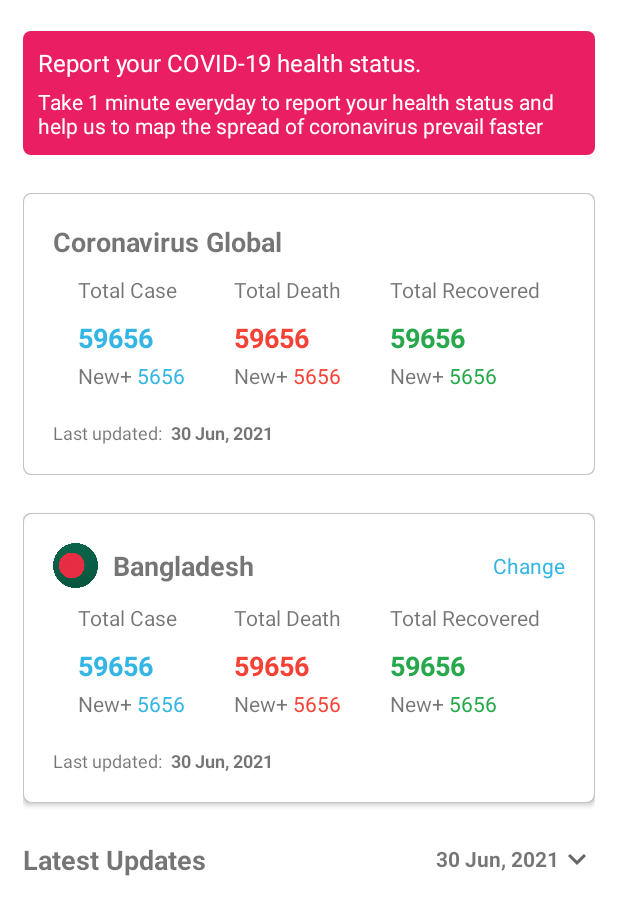
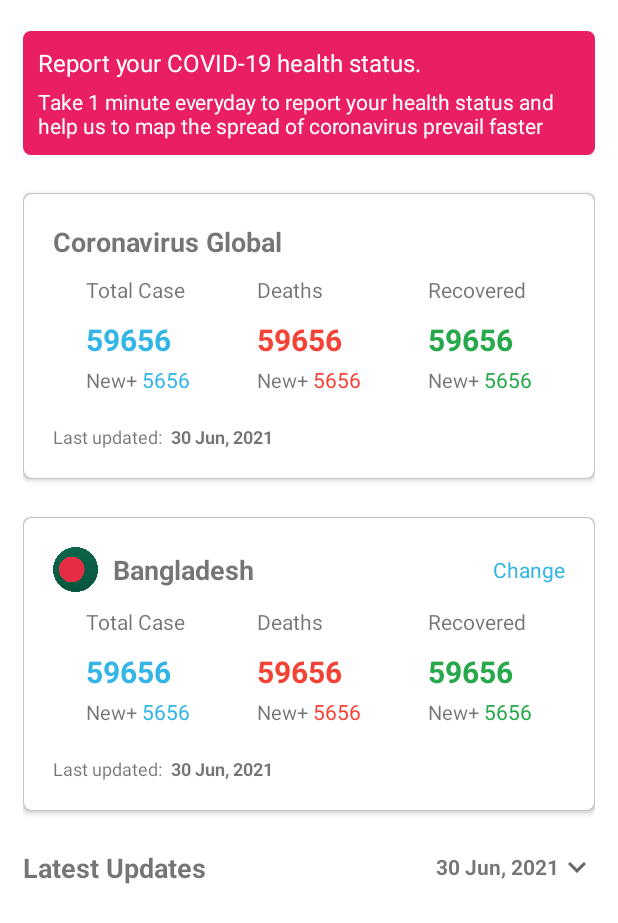
Before and after one commit to Raziur306/COVID-19-Tracker, an Android app: the layout activity_home.xml on its own in the app's theme, with its tools: preview values and no code run, on a phone screen of 412 x 824 dp. Shown: the top 923 px of the screen. Run offline under Robolectric (Android 15) with nearby library versions, the phone set to English and light mode, and no system bars.

Commit message:
Changed some item

```diff
--- a/app/src/main/res/layout/activity_home.xml
+++ b/app/src/main/res/layout/activity_home.xml
@@ -101,7 +101,7 @@
                             android:layout_marginBottom="3dp"
                             android:text="59656"
                             android:textColor="@android:color/holo_blue_light"
-                            android:textSize="18sp"
+                            android:textSize="20sp"
                             android:textStyle="bold" />
 
                         <LinearLayout
@@ -111,7 +111,8 @@
                             <TextView
                                 android:layout_width="wrap_content"
                                 android:layout_height="wrap_content"
-                                android:text="New+ " />
+                                android:text="New+ "
+                                android:textSize="13sp" />
 
                             <TextView
                                 android:id="@+id/global_new_affected"
@@ -136,7 +137,7 @@
                             android:layout_width="wrap_content"
                             android:layout_height="wrap_content"
                             android:layout_marginBottom="10dp"
-                            android:text="Total Death" />
+                            android:text="Deaths" />
 
                         <TextView
                             android:id="@+id/global_death"
@@ -145,7 +146,7 @@
                             android:layout_marginBottom="3dp"
                             android:text="59656"
                             android:textColor="@color/red"
-                            android:textSize="18sp"
+                            android:textSize="20sp"
                             android:textStyle="bold" />
 
                         <LinearLayout
@@ -155,7 +156,8 @@
                             <TextView
                                 android:layout_width="wrap_content"
                                 android:layout_height="wrap_content"
-                                android:text="New+ " />
+                                android:text="New+ "
+                                android:textSize="13sp" />
 
                             <TextView
                                 android:id="@+id/global_new_death"
@@ -180,7 +182,7 @@
                             android:layout_width="wrap_content"
                             android:layout_height="wrap_content"
                             android:layout_marginBottom="10dp"
-                            android:text="Total Recovered" />
+                            android:text="Recovered" />
 
                         <TextView
                             android:id="@+id/global_recovered"
@@ -189,7 +191,7 @@
                             android:layout_marginBottom="3dp"
                             android:text="59656"
                             android:textColor="@color/green"
-                            android:textSize="18sp"
+                            android:textSize="20sp"
                             android:textStyle="bold" />
 
                         <LinearLayout
@@ -199,7 +201,8 @@
                             <TextView
                                 android:layout_width="wrap_content"
                                 android:layout_height="wrap_content"
-                                android:text="New+ " />
+                                android:text="New+ "
+                                android:textSize="13sp" />
 
                             <TextView
                                 android:id="@+id/global_new_recovered"
@@ -331,7 +334,7 @@
                             android:layout_marginBottom="3dp"
                             android:text="59656"
                             android:textColor="@android:color/holo_blue_light"
-                            android:textSize="18sp"
+                            android:textSize="20sp"
                             android:textStyle="bold" />
 
                         <LinearLayout
@@ -341,7 +344,8 @@
                             <TextView
                                 android:layout_width="wrap_content"
                                 android:layout_height="wrap_content"
-                                android:text="New+ " />
+                                android:text="New+ "
+                                android:textSize="13sp" />
 
                             <TextView
                                 android:id="@+id/country_new_affected"
@@ -366,7 +370,7 @@
                             android:layout_width="wrap_content"
                             android:layout_height="wrap_content"
                             android:layout_marginBottom="10dp"
-                            android:text="Total Death" />
+                            android:text="Deaths" />
 
                         <TextView
                             android:id="@+id/country_death"
@@ -375,7 +379,7 @@
                             android:layout_marginBottom="3dp"
                             android:text="59656"
                             android:textColor="@color/red"
-                            android:textSize="18sp"
+                            android:textSize="20sp"
                             android:textStyle="bold" />
 
                         <LinearLayout
@@ -385,7 +389,8 @@
                             <TextView
                                 android:layout_width="wrap_content"
                                 android:layout_height="wrap_content"
-                                android:text="New+ " />
+                                android:text="New+ "
+                                android:textSize="13sp" />
 
                             <TextView
                                 android:id="@+id/country_new_death"
@@ -410,7 +415,7 @@
                             android:layout_width="wrap_content"
                             android:layout_height="wrap_content"
                             android:layout_marginBottom="10dp"
-                            android:text="Total Recovered" />
+                            android:text="Recovered" />
 
                         <TextView
                             android:id="@+id/country_recovered"
@@ -419,7 +424,7 @@
                             android:layout_marginBottom="3dp"
                             android:text="59656"
                             android:textColor="@color/green"
-                            android:textSize="18sp"
+                            android:textSize="20sp"
                             android:textStyle="bold" />
 
                         <LinearLayout
@@ -429,7 +434,8 @@
                             <TextView
                                 android:layout_width="wrap_content"
                                 android:layout_height="wrap_content"
-                                android:text="New+ " />
+                                android:text="New+ "
+                                android:textSize="13sp" />
 
                             <TextView
                                 android:id="@+id/country_new_recovered"
@@ -503,6 +509,7 @@
                 android:id="@+id/latestNewsRecycler"
                 android:layout_width="match_parent"
                 android:layout_height="match_parent"
+                android:nestedScrollingEnabled="false"
                 android:layout_marginTop="15dp"
                 app:layout_constraintBottom_toBottomOf="parent"
                 app:layout_constraintEnd_toEndOf="parent"
```
